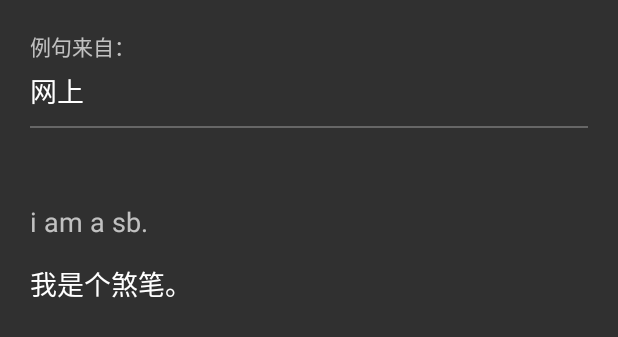
After one commit to bbDseven/ReciteWords, an Android app: the layout viewpager_example_sentence.xml on its own in the app's theme, with its tools: preview values and no code run, on a phone screen of 412 x 824 dp. The commit adds this screen. Shown: the top 337 px of the screen. Run offline under Robolectric (Android 15) with nearby library versions, the phone set to English and light mode, and no system bars.

Commit message:
增加例句UI

```diff
--- a/app/src/main/AndroidManifest.xml
+++ b/app/src/main/AndroidManifest.xml
@@ -8,15 +8,15 @@
         android:label="@string/app_name"
         android:supportsRtl="true"
         android:theme="@style/AppTheme">
-
-        <activity android:name=".activity.MainActivity"/>
+        <activity android:name=".activity.MainActivity" />
         <activity android:name=".activity.SplashActivity">
             <intent-filter>
                 <action android:name="android.intent.action.MAIN" />
+
                 <category android:name="android.intent.category.LAUNCHER" />
             </intent-filter>
         </activity>
-
+        <activity android:name=".activity.TestActivity"></activity>
     </application>
 
 </manifest>
--- a/app/src/main/java/recitewords/apj/com/recitewords/db/ReciteWordsSQLiteOpenHelper.java
+++ b/app/src/main/java/recitewords/apj/com/recitewords/db/ReciteWordsSQLiteOpenHelper.java
@@ -25,7 +25,7 @@ public class ReciteWordsSQLiteOpenHelper extends SQLiteOpenHelper{
     //创建单词学习表的sql语句
     private final String WORD_STUDY_SQL="create table word_study(word text," +
             "option_A text,option_B text,option_C text,option_D text,answer_right text," +
-            "answer_user text,asterisk integer,date text,book_name text，userID integer)";
+            "answer_user text,asterisk integer,date text,book_name text,userID integer)";
     //创建例句表的sql语句
     private final String WORD_EXAMPLE_SENTENCE = "create table word_example_sentence(word text, example_sentence text, example_sentence_mean," +
             "example_sentence_pronounce text, example_sentence_resource text)";
--- a/app/src/main/java/recitewords/apj/com/recitewords/db/dao/BookDao.java
+++ b/app/src/main/java/recitewords/apj/com/recitewords/db/dao/BookDao.java
@@ -18,7 +18,7 @@ public class BookDao {
         helper = new ReciteWordsSQLiteOpenHelper(context, MainActivity.dbName, 1);
     }
 
-    /*
+    /**
     * 增加单词的方法
     *  包括增加英语单词，美式音标，美式发音，英式音标，英式发音
     *  词性，词义，是否已学习，是否已掌握
--- a/app/src/main/java/recitewords/apj/com/recitewords/db/dao/LexiconDao.java
+++ b/app/src/main/java/recitewords/apj/com/recitewords/db/dao/LexiconDao.java
@@ -7,6 +7,7 @@ import recitewords.apj.com.recitewords.db.ReciteWordsSQLiteOpenHelper;
 
 /**
  * 词库表的Dao方法
+ *
  * Created by 陈金振 on 2016/11/28 0028.
  */
 public class LexiconDao {
--- a/app/src/main/res/layout/fragment_sliding.xml
+++ b/app/src/main/res/layout/fragment_sliding.xml
@@ -26,7 +26,7 @@
                 android:layout_width="50dp"
                 android:layout_height="50dp"
                 android:layout_marginBottom="5dp"
-                android:src="@mipmap/settings_icon"/>
+                android:src="@mipmap/setting_icon"/>
 
             <TextView
                 android:id="@+id/text_set"
--- /dev/null
+++ b/app/src/main/res/layout/viewpager_example_sentence.xml
@@ -0,0 +1,45 @@
+<?xml version="1.0" encoding="utf-8"?>
+<LinearLayout xmlns:android="http://schemas.android.com/apk/res/android"
+    android:layout_width="match_parent"
+    android:layout_height="match_parent"
+    android:orientation="vertical"
+    android:padding="20dp">
+    <TextView
+        android:layout_width="match_parent"
+        android:layout_height="wrap_content"
+        android:text="例句来自："/>
+    <TextView
+        android:layout_width="match_parent"
+        android:layout_height="wrap_content"
+        android:text="网上"
+        android:textSize="18sp"
+        android:textColor="#ffffff"
+        android:layout_marginTop="5dp"/>
+    <View
+        android:layout_width="match_parent"
+        android:layout_height="1dp"
+        android:background="#666666"
+        android:layout_marginTop="10dp"
+        />
+    <LinearLayout
+        android:layout_width="match_parent"
+        android:layout_height="wrap_content"
+        android:orientation="vertical"
+        android:layout_marginTop="50dp">
+        <TextView
+            android:id="@+id/vp_example_sentence"
+            android:layout_width="match_parent"
+            android:layout_height="wrap_content"
+            android:text="i am a sb."
+            android:textSize="18sp"
+            />
+        <TextView
+            android:layout_marginTop="15dp"
+            android:id="@+id/vp_example_sentence_mean"
+            android:layout_width="match_parent"
+            android:layout_height="wrap_content"
+            android:text="我是个煞笔。"
+            android:textSize="18sp"
+            android:textColor="#ffffff"/>
+    </LinearLayout>
+</LinearLayout>
```
Also changed, not shown: app/src/main/java/recitewords/apj/com/recitewords/activity/MainActivity.java (+33 -41 lines), app/src/main/java/recitewords/apj/com/recitewords/db/dao/WordStudyDao.java (+47 -17 lines), app/src/main/java/recitewords/apj/com/recitewords/fragment/ExampleSentenceFragment.java (added, +110 -0 lines), app/src/main/java/recitewords/apj/com/recitewords/fragment/MainFragment.java (+48 -15 lines), app/src/main/res/layout/fragment_example_sentence.xml (added, +21 -0 lines), app/src/main/res/mipmap-hdpi/setting_icon.png (added), app/src/main/res/mipmap-hdpi/settings_icon.png (deleted).
